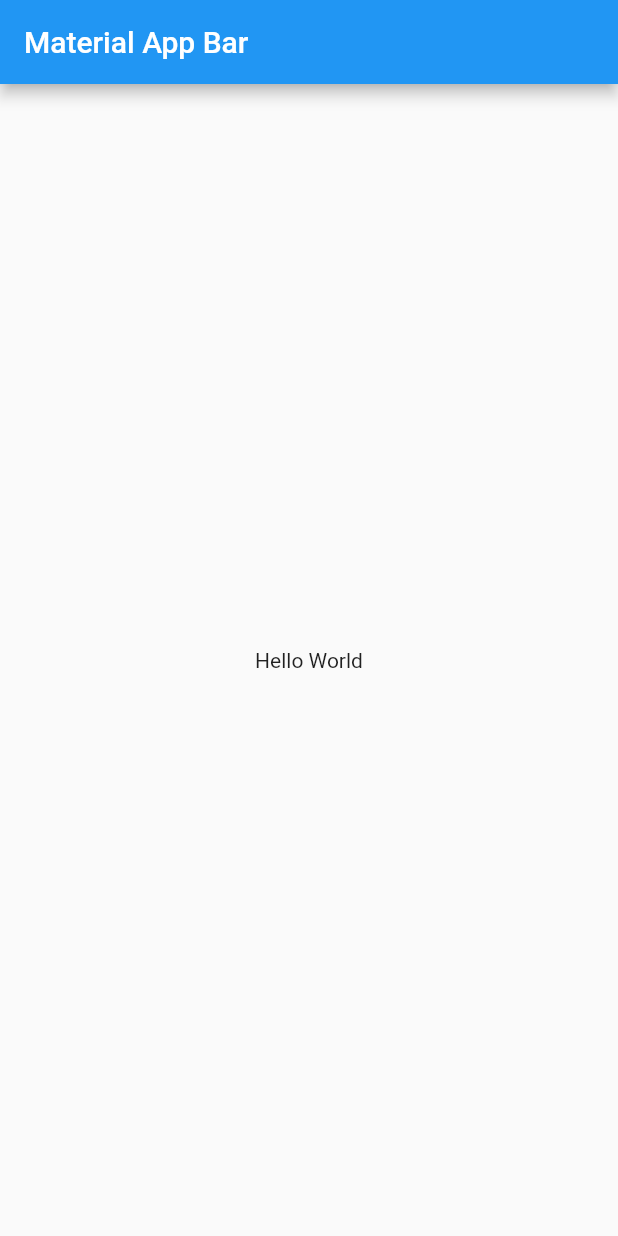
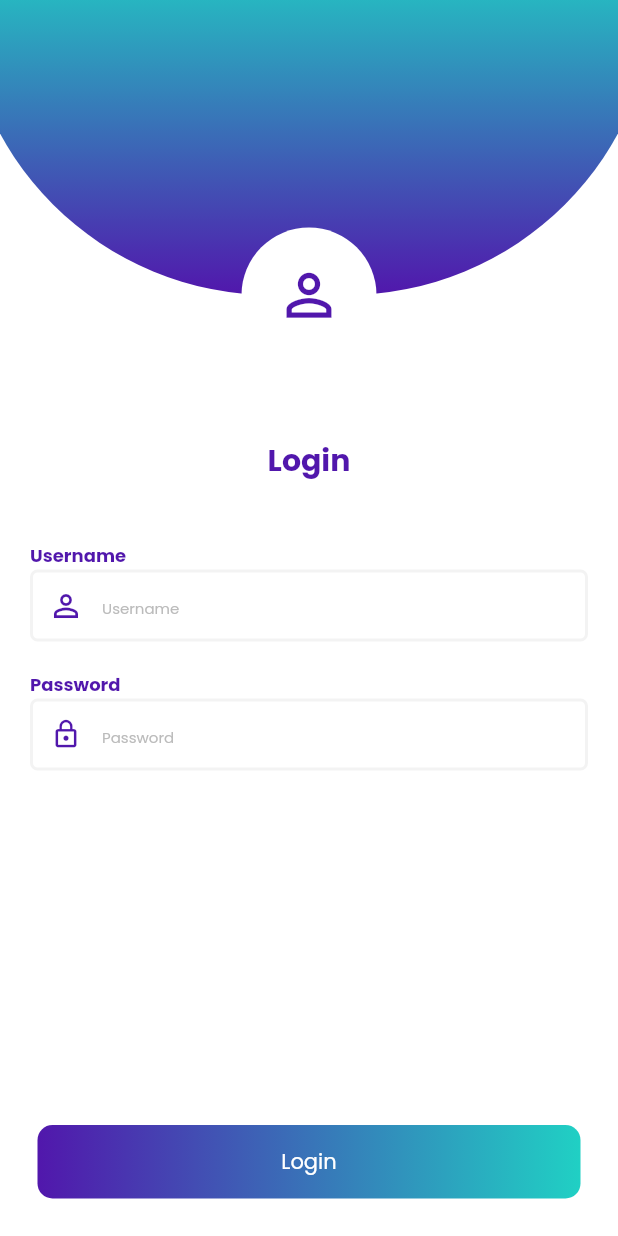
Before and after one commit to andresraciness/deliveryapp, a Flutter app: the screen it shows after launch, on a phone screen of 412 x 824 dp. Run offline on Flutter 3.47's test engine with Material 2 defaults, Android fonts, the phone set to English and light mode, and no system bars; our stand-ins replace google_fonts.

Commit message:
- User interface login implemented. - home interface and navigation buttons - Class of products implemented. - Images added.

```diff
--- a/lib/main.dart
+++ b/lib/main.dart
@@ -1,22 +1,12 @@
 import 'package:flutter/material.dart';
+
+import 'theming_and_state_management/main_theming_and_state_management.dart';
 
 void main() => runApp(MyApp());
 
 class MyApp extends StatelessWidget {
   @override
   Widget build(BuildContext context) {
-    return MaterialApp(
-      title: 'Material App',
-      home: Scaffold(
-        appBar: AppBar(
-          title: Text('Material App Bar'),
-        ),
-        body: Center(
-          child: Container(
-            child: Text('Hello World'),
-          ),
-        ),
-      ),
-    );
+    return MainThemingAndStateManagementApp();
   }
 }
--- /dev/null
+++ b/lib/theming_and_state_management/main_theming_and_state_management.dart
@@ -0,0 +1,107 @@
+import 'package:deliveryapp/theming_and_state_management/presentation/login/login_screen.dart';
+import 'package:deliveryapp/theming_and_state_management/presentation/splash/splash_screen.dart';
+import 'package:deliveryapp/theming_and_state_management/presentation/theme.dart';
+import 'package:flutter/material.dart';
+import 'package:google_fonts/google_fonts.dart';
+
+class MainThemingAndStateManagementApp extends StatelessWidget {
+  const MainThemingAndStateManagementApp({Key? key}) : super(key: key);
+
+  @override
+  Widget build(BuildContext context) {
+    final _borderLight = OutlineInputBorder(
+      borderRadius: BorderRadius.circular(5),
+      borderSide: BorderSide(
+        color: DeliveryColors.veryLightGrey,
+        width: 2,
+        style: BorderStyle.solid,
+      ),
+    );
+    final _borderDark = OutlineInputBorder(
+      borderRadius: BorderRadius.circular(5),
+      borderSide: BorderSide(
+        color: DeliveryColors.grey,
+        width: 2,
+        style: BorderStyle.solid,
+      ),
+    );
+
+    final lightTheme = ThemeData(
+      appBarTheme: AppBarTheme(
+        centerTitle: true,
+        color: DeliveryColors.white,
+        textTheme: GoogleFonts.poppinsTextTheme().copyWith(
+            headline6: TextStyle(
+          fontSize: 20,
+          color: DeliveryColors.purple,
+          fontWeight: FontWeight.bold
+        )),
+      ),
+      canvasColor: DeliveryColors.white,
+      accentColor: DeliveryColors.purple,
+      bottomAppBarColor: DeliveryColors.veryLightGrey,
+      textTheme: GoogleFonts.poppinsTextTheme().apply(
+        bodyColor: DeliveryColors.purple,
+        displayColor: DeliveryColors.purple,
+      ),
+      inputDecorationTheme: InputDecorationTheme(
+        border: _borderLight,
+        enabledBorder: _borderLight,
+        focusedBorder: _borderLight,
+        contentPadding: EdgeInsets.zero,
+        labelStyle: TextStyle(color: DeliveryColors.purple),
+        hintStyle: GoogleFonts.poppins(
+          color: DeliveryColors.lightGrey,
+          fontSize: 10,
+        ),
+      ),
+      iconTheme: IconThemeData(
+        color: DeliveryColors.purple,
+      ),
+    );
+
+    final darkTheme = ThemeData(
+     appBarTheme: AppBarTheme(
+        centerTitle: true,
+        color: DeliveryColors.purple,
+        textTheme: GoogleFonts.poppinsTextTheme().copyWith(
+            headline6: TextStyle(
+          fontSize: 20,
+          color: DeliveryColors.white,
+          fontWeight: FontWeight.bold
+        )),
+      ),
+      bottomAppBarColor: Colors.transparent,
+      canvasColor: DeliveryColors.grey,
+      scaffoldBackgroundColor: DeliveryColors.dark,
+      accentColor: DeliveryColors.white,
+      textTheme: GoogleFonts.poppinsTextTheme().apply(
+        bodyColor: DeliveryColors.green,
+        displayColor: DeliveryColors.green,
+      ),
+      inputDecorationTheme: InputDecorationTheme(
+        border: _borderDark,
+        enabledBorder: _borderDark,
+        focusedBorder: _borderDark,
+        contentPadding: EdgeInsets.zero,
+        labelStyle: TextStyle(color: DeliveryColors.white),
+        fillColor:
+            DeliveryColors.grey, // Cambia el color del textField internamente
+        filled: true, // Activa el color intenro de arriba
+        hintStyle: GoogleFonts.poppins(
+          color: DeliveryColors.white,
+          fontSize: 10,
+        ),
+      ),
+      iconTheme: IconThemeData(
+        color: DeliveryColors.white,
+      ),
+    );
+
+    return MaterialApp(
+      debugShowCheckedModeBanner: false,
+      theme: lightTheme,
+      home: LoginScreen(),
+    );
+  }
+}
--- /dev/null
+++ b/lib/theming_and_state_management/presentation/login/login_screen.dart
@@ -0,0 +1,149 @@
+import 'package:deliveryapp/theming_and_state_management/presentation/home/home_screen.dart';
+import 'package:flutter/material.dart';
+
+import '../theme.dart';
+
+const logoSize = 45.0;
+
+class LoginScreen extends StatelessWidget {
+  const LoginScreen({Key? key}) : super(key: key);
+
+  @override
+  Widget build(BuildContext context) {
+    final size = MediaQuery.of(context).size;
+    final width = size.width;
+    final moreSize = 50.0;
+
+    return Scaffold(
+      body: Column(
+        children: [
+          Expanded(
+              flex: 2,
+              child: Stack(
+                children: [
+                  Positioned(
+                    left: -moreSize / 2,
+                    right: -moreSize / 2,
+                    bottom: logoSize,
+                    height: width + moreSize,
+                    child: Container(
+                      decoration: BoxDecoration(
+                        gradient: LinearGradient(
+                          begin: Alignment.topCenter,
+                          end: Alignment.bottomCenter,
+                          stops: [0.5, 1.0],
+                          colors: deliveryGradients,
+                        ),
+                        borderRadius: BorderRadius.vertical(
+                          bottom: Radius.circular(size.width / 2),
+                        ),
+                      ),
+                    ),
+                  ),
+                  Align(
+                    alignment: Alignment.bottomCenter,
+                    child: CircleAvatar(
+                      backgroundColor: Theme.of(context).canvasColor,
+                      radius: logoSize,
+                      child: Padding(
+                        padding: const EdgeInsets.all(12.0),
+                        child: Icon(
+                          Icons.person_outline,
+                          size: logoSize,
+                          color: Theme.of(context).accentColor,
+                        ),
+                      ),
+                    ),
+                  )
+                ],
+              )),
+          Expanded(
+            flex: 4,
+            child: SingleChildScrollView(
+              child: Padding(
+                padding: const EdgeInsets.all(20.0),
+                child: Column(
+                  crossAxisAlignment: CrossAxisAlignment.stretch,
+                  children: [
+                    const SizedBox(height: 30),
+                    Text(
+                      'Login',
+                      style: Theme.of(context).textTheme.headline6?.copyWith(
+                            fontWeight: FontWeight.bold,
+                          ),
+                      textAlign: TextAlign.center,
+                    ),
+                    const SizedBox(height: 40),
+                    Text(
+                      'Username',
+                      textAlign: TextAlign.start,
+                      style: Theme.of(context).textTheme.caption?.copyWith(
+                            fontWeight: FontWeight.bold,
+                            color: Theme.of(context)
+                                .inputDecorationTheme
+                                .labelStyle
+                                ?.color,
+                          ),
+                    ),
+                    TextField(
+                      decoration: InputDecoration(
+                        hintText: 'Username',
+                        prefixIcon: Icon(Icons.person_outline,
+                            color: Theme.of(context).iconTheme.color),
+                      ),
+                    ),
+                    const SizedBox(height: 20),
+                    Text(
+                      'Password',
+                      textAlign: TextAlign.start,
+                      style: Theme.of(context).textTheme.caption?.copyWith(
+                            fontWeight: FontWeight.bold,
+                            color: Theme.of(context)
+                                .inputDecorationTheme
+                                .labelStyle
+                                ?.color,
+                          ),
+                    ),
+                    TextField(
+                      decoration: InputDecoration(
+                        hintText: 'Password',
+                        prefixIcon: Icon(Icons.lock_outline,
+                            color: Theme.of(context).iconTheme.color, size: 21),
+                      ),
+                    ),
+                  ],
+                ),
+              ),
+            ),
+          ),
+          Padding(
+            padding: const EdgeInsets.all(25),
+            child: InkWell(
+              onTap: () {
+                Navigator.of(context).pushReplacement(
+                    MaterialPageRoute(builder: (context) => HomeScreen()));
+              },
+              child: Container(
+                width: double.infinity,
+                decoration: BoxDecoration(
+                  borderRadius: BorderRadius.circular(10),
+                  gradient: LinearGradient(
+                    begin: Alignment.centerRight,
+                    end: Alignment.centerLeft,
+                    colors: deliveryGradients,
+                  ),
+                ),
+                child: Padding(
+                  padding: const EdgeInsets.all(14.0),
+                  child: Text('Login',
+                      style: TextStyle(color: Colors.white),
+                      textAlign: TextAlign.center),
+                ),
+              ),
+            ),
+          )
+        ],
+      ),
+    );
+  }
+}
--- /dev/null
+++ b/lib/theming_and_state_management/presentation/theme.dart
@@ -0,0 +1,19 @@
+// import 'package:flutter/material.dart' show Color, InputDecorationTheme, ThemeData;
+import 'package:flutter/material.dart';
+import 'package:google_fonts/google_fonts.dart';
+
+class DeliveryColors {
+  static final purple = Color(0xFF5117AC);
+  static final green = Color(0xFF20D0C4);
+  static final dark = Color(0xFF03091E);
+  static final grey = Color(0xFF212738);
+  static final lightGrey = Color(0xFFBBBBBB);
+  static final veryLightGrey = Color(0xFFF3F3F3);
+  static final white = Color(0xFFFFFFFF);
+  static final pink = Color(0xFFF5638B);
+}
+
+final deliveryGradients = [
+  DeliveryColors.green,
+  DeliveryColors.purple,
+];
--- a/pubspec.yaml
+++ b/pubspec.yaml
@@ -28,6 +28,8 @@ dependencies:
   # The following adds the Cupertino Icons font to your application.
   # Use with the CupertinoIcons class for iOS style icons.
   cupertino_icons: ^1.0.2
+  provider: ^6.0.1
+  google_fonts: ^2.1.0
 
 dev_dependencies:
   flutter_test:
@@ -45,8 +47,8 @@ flutter:
   uses-material-design: true
 
   # To add assets to your application, add an assets section, like this:
-  # assets:
-  #   - images/a_dot_burr.jpeg
+  assets:
+    - assets/products/
   #   - images/a_dot_ham.jpeg
 
   # An image asset can refer to one or more resolution-specific "variants", see
```
Also changed, not shown: lib/theming_and_state_management/data/in_memory_products.dart (added, +64 -0 lines), lib/theming_and_state_management/domain/models/products.dart (added, +13 -0 lines), lib/theming_and_state_management/presentation/home/home_screen.dart (added, +138 -0 lines), lib/theming_and_state_management/presentation/home/products/products_screen.dart (added, +22 -0 lines), lib/theming_and_state_management/presentation/splash/splash_screen.dart (added, +63 -0 lines), assets/products/Mega-Bacon.png (added), assets/products/Megastacker-triple.png (added), assets/products/XT-BBQ.png (added), assets/products/chicken-burger.png (added), assets/products/king-junior.png (added), assets/products/mega-classic.jpg (added), assets/products/whopper-double.jpg (added), assets/products/whopper_crispy.png (added), assets/products/x-treme.jpg (added), 1 more files.
